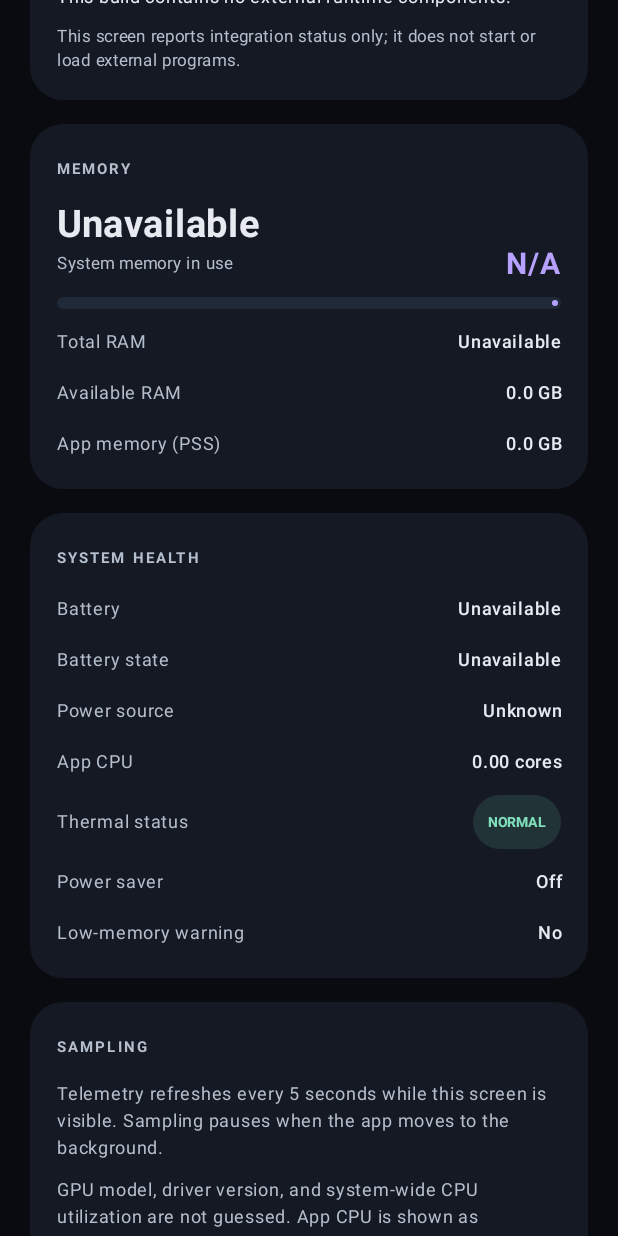
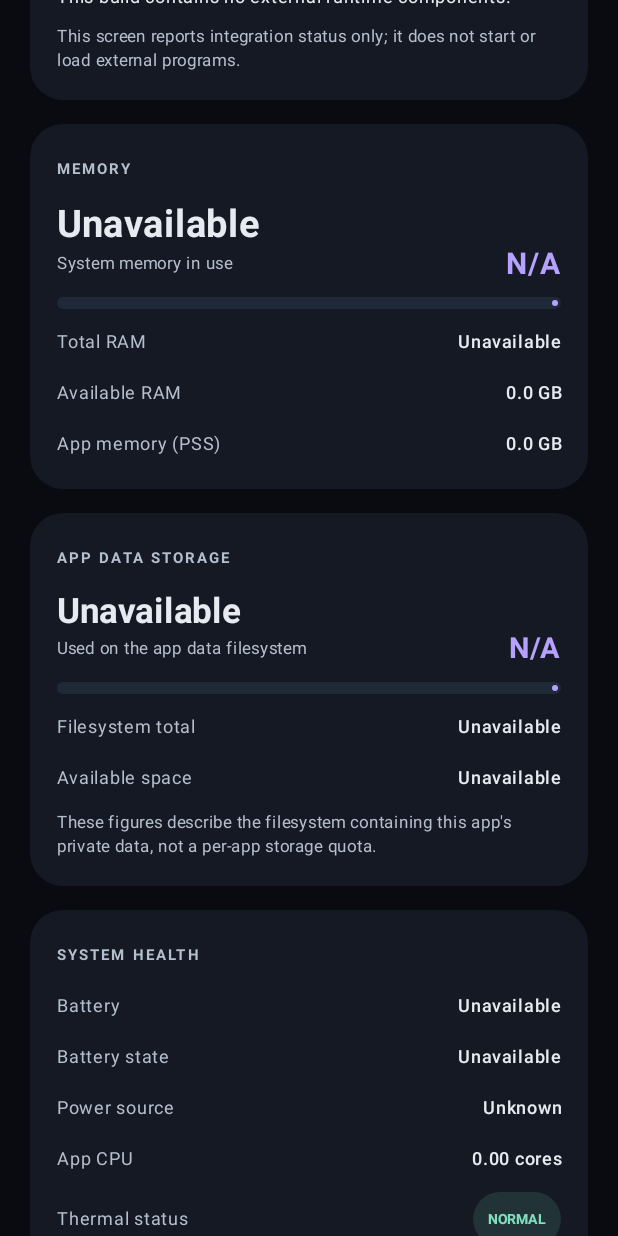
Before and after one commit to yyouki/SAMP-PC-for-Android, an Android app built with Jetpack Compose: the screen it shows after launch (MainActivity), scrolled down 576 dp, on a phone screen of 412 x 824 dp. Run offline under Robolectric (Android 15) with nearby library versions, the phone set to English and light mode, and no system bars.

Commit message:
feat: display app data filesystem capacity

```diff
--- a/app/src/main/java/com/yyouki/sampdroid/ui/HomeScreen.kt
+++ b/app/src/main/java/com/yyouki/sampdroid/ui/HomeScreen.kt
@@ -39,6 +39,9 @@ import androidx.lifecycle.Lifecycle
 import androidx.lifecycle.LifecycleEventObserver
 import androidx.lifecycle.compose.LocalLifecycleOwner
 import com.yyouki.sampdroid.device.DeviceProbe
+import com.yyouki.sampdroid.device.AppStorageProbe
+import com.yyouki.sampdroid.device.StorageSnapshot
+import com.yyouki.sampdroid.device.formatStorageBytes
 import com.yyouki.sampdroid.runtime.currentRuntimeStatus
 import com.yyouki.sampdroid.device.formatDiagnosticReport
 import com.yyouki.sampdroid.device.calculateAppCpuCores
@@ -66,6 +69,9 @@ fun HomeScreen(
     }
     var snapshot by remember(context) {
         mutableStateOf(DeviceProbe.readSnapshot(context))
+    }
+    var appStorage by remember(context) {
+        mutableStateOf(AppStorageProbe.readSnapshot(context))
     }
     var appCpuCores by remember(context) { mutableStateOf<Double?>(null) }
     var previousCpuSample by remember(context) {
@@ -140,6 +146,8 @@ fun HomeScreen(
 
             MemoryCard(snapshot = snapshot)
 
+            StorageCard(snapshot = appStorage)
+
             SystemHealthCard(
                 snapshot = snapshot,
                 appCpuCores = appCpuCores,
@@ -151,6 +159,7 @@ fun HomeScreen(
                 onClick = {
                     device = DeviceProbe.readDeviceReport(context)
                     snapshot = DeviceProbe.readSnapshot(context)
+                    appStorage = AppStorageProbe.readSnapshot(context)
                     previousCpuSample = DeviceProbe.readCpuTimeSample()
                     appCpuCores = null
                 },
@@ -354,6 +363,57 @@ private fun MemoryCard(snapshot: DeviceSnapshot) {
 }
 
 @Composable
+private fun StorageCard(snapshot: StorageSnapshot?) {
+    val usedPercent = snapshot?.usedPercent
+
+    Panel(title = "APP DATA STORAGE") {
+        Row(
+            modifier = Modifier.fillMaxWidth(),
+            horizontalArrangement = Arrangement.SpaceBetween,
+            verticalAlignment = Alignment.Bottom,
+        ) {
+            Column {
+                Text(
+                    text = formatStorageBytes(snapshot?.usedBytes),
+                    color = MaterialTheme.colorScheme.onSurface,
+                    fontSize = 23.sp,
+                    fontWeight = FontWeight.Bold,
+                )
+                Text(
+                    text = "Used on the app data filesystem",
+                    color = MaterialTheme.colorScheme.onSurfaceVariant,
+                    fontSize = 11.sp,
+                )
+            }
+            Text(
+                text = usedPercent?.let { "$it%" } ?: "N/A",
+                color = MaterialTheme.colorScheme.primary,
+                fontSize = 19.sp,
+                fontWeight = FontWeight.Bold,
+            )
+        }
+
+        LinearProgressIndicator(
+            progress = { (usedPercent ?: 0) / 100f },
+            modifier = Modifier
+                .fillMaxWidth()
+                .height(8.dp),
+            color = MaterialTheme.colorScheme.primary,
+            trackColor = MaterialTheme.colorScheme.surfaceVariant,
+        )
+
+        MetricRow("Filesystem total", formatStorageBytes(snapshot?.totalBytes))
+        MetricRow("Available space", formatStorageBytes(snapshot?.availableBytes))
+        Text(
+            text = "These figures describe the filesystem containing this app's private data, not a per-app storage quota.",
+            color = MaterialTheme.colorScheme.onSurfaceVariant,
+            fontSize = 11.sp,
+            lineHeight = 16.sp,
+        )
+    }
+}
+
+@Composable
 private fun SystemHealthCard(
     snapshot: DeviceSnapshot,
     appCpuCores: Double?,
```
